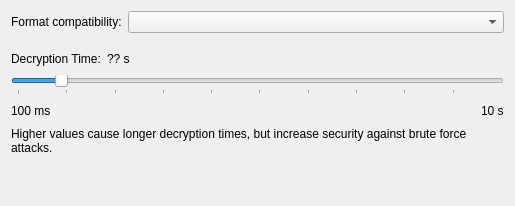
Above: src/gui/dbsettings/DatabaseSettingsPageEncryption.ui from lhark/keepassxc before the change. Below: the same form after it.
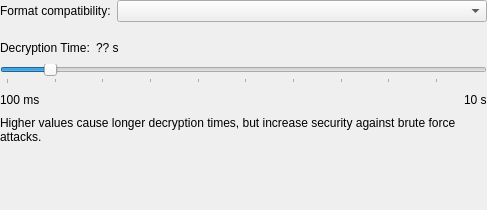
That is the form after the change.

Diff of the .ui file:
```diff
--- a/src/gui/dbsettings/DatabaseSettingsPageEncryption.ui
+++ b/src/gui/dbsettings/DatabaseSettingsPageEncryption.ui
@@ -2,7 +2,27 @@
 <ui version="4.0">
  <class>DatabaseSettingsPageEncryption</class>
  <widget class="QWidget" name="DatabaseSettingsPageEncryption">
+  <property name="geometry">
+   <rect>
+    <x>0</x>
+    <y>0</y>
+    <width>487</width>
+    <height>210</height>
+   </rect>
+  </property>
   <layout class="QVBoxLayout" name="verticalLayout">
+   <property name="leftMargin">
+    <number>0</number>
+   </property>
+   <property name="topMargin">
+    <number>0</number>
+   </property>
+   <property name="rightMargin">
+    <number>0</number>
+   </property>
+   <property name="bottomMargin">
+    <number>0</number>
+   </property>
    <item>
     <widget class="QStackedWidget" name="stackedWidget">
      <property name="currentIndex">
```
